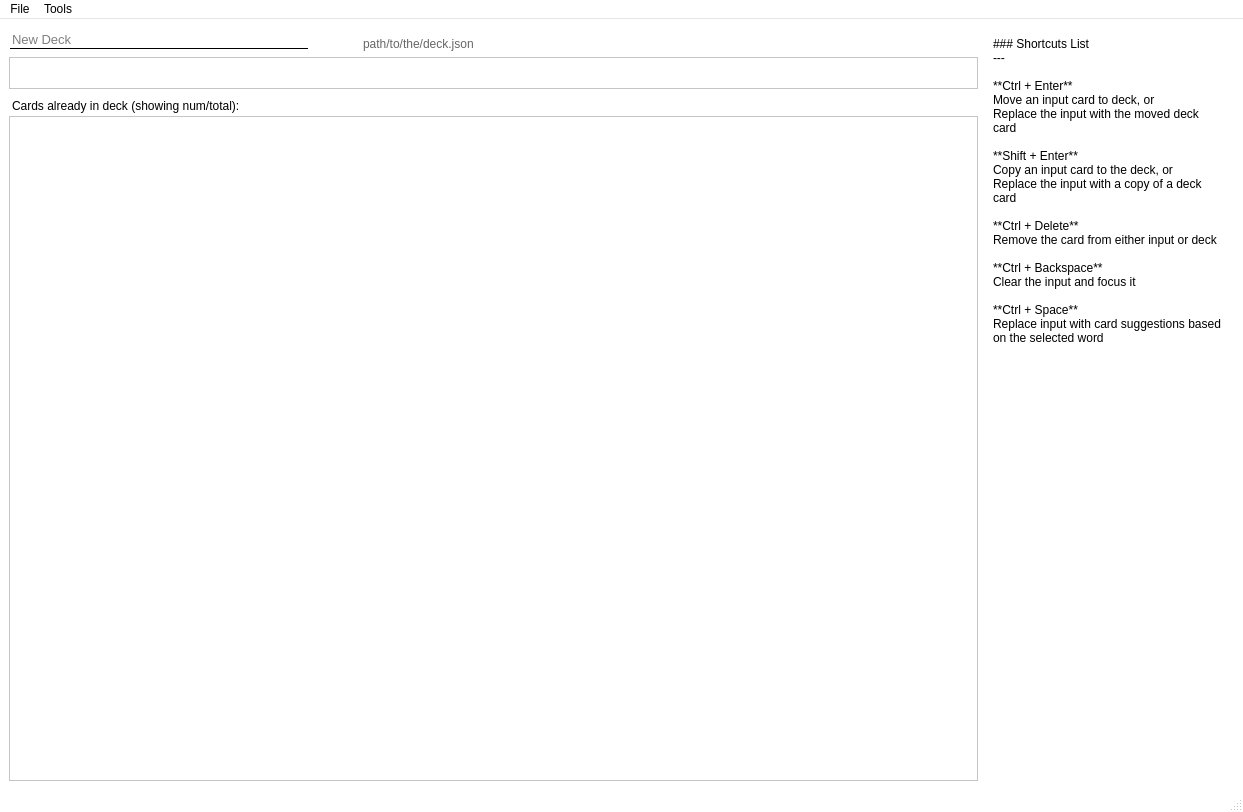
Qt form ui/main_window/main_window.ui (KrusnikViers/Lexicanum) before a commit.
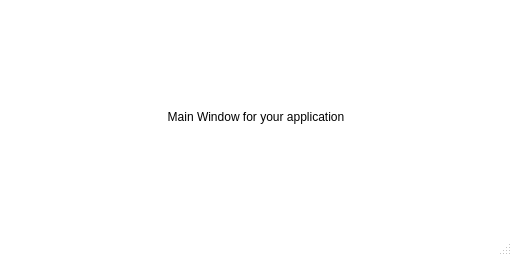
The same form after that commit.

```diff
--- a/ui/main_window/main_window.ui
+++ b/ui/main_window/main_window.ui
@@ -6,28 +6,19 @@
    <rect>
     <x>0</x>
     <y>0</y>
-    <width>1243</width>
-    <height>812</height>
+    <width>512</width>
+    <height>256</height>
    </rect>
   </property>
   <property name="minimumSize">
    <size>
-    <width>640</width>
-    <height>480</height>
+    <width>512</width>
+    <height>256</height>
    </size>
   </property>
   <property name="palette">
    <palette>
     <active>
-     <colorrole role="Base">
-      <brush brushstyle="SolidPattern">
-       <color alpha="255">
-        <red>255</red>
-        <green>255</green>
-        <blue>255</blue>
-       </color>
-      </brush>
-     </colorrole>
      <colorrole role="Window">
       <brush brushstyle="SolidPattern">
        <color alpha="255">
@@ -39,15 +30,6 @@
      </colorrole>
     </active>
     <inactive>
-     <colorrole role="Base">
-      <brush brushstyle="SolidPattern">
-       <color alpha="255">
-        <red>255</red>
-        <green>255</green>
-        <blue>255</blue>
-       </color>
-      </brush>
-     </colorrole>
      <colorrole role="Window">
       <brush brushstyle="SolidPattern">
        <color alpha="255">
@@ -80,304 +62,24 @@
     </disabled>
    </palette>
   </property>
-  <property name="autoFillBackground">
-   <bool>true</bool>
+  <property name="windowTitle">
+   <string>MainWindow</string>
   </property>
-  <widget class="QWidget" name="main_widget">
-   <layout class="QGridLayout" name="main_layout">
-    <item row="0" column="0">
-     <layout class="QHBoxLayout" name="_deck_info_layout">
-      <property name="spacing">
-       <number>15</number>
+  <widget class="QWidget" name="widget_main">
+   <layout class="QVBoxLayout" name="verticalLayout">
+    <item>
+     <widget class="QLabel" name="template_label">
+      <property name="text">
+       <string>Main Window for your application</string>
       </property>
-      <item>
-       <widget class="QLineEdit" name="deck_info_title_input">
-        <property name="sizePolicy">
-         <sizepolicy hsizetype="Fixed" vsizetype="Fixed">
-          <horstretch>0</horstretch>
-          <verstretch>0</verstretch>
-         </sizepolicy>
-        </property>
-        <property name="minimumSize">
-         <size>
-          <width>300</width>
-          <height>0</height>
-         </size>
-        </property>
-        <property name="font">
-         <font>
-          <pointsize>10</pointsize>
-         </font>
-        </property>
-        <property name="styleSheet">
-         <string notr="true">border-width: 1px;
-border-style: solid;
-border-color: white white black white ;</string>
-        </property>
-        <property name="frame">
-         <bool>false</bool>
-        </property>
-        <property name="placeholderText">
-         <string>New Deck</string>
-        </property>
-       </widget>
-      </item>
-      <item>
-       <widget class="QToolButton" name="deck_info_save_button">
-        <property name="text">
-         <string/>
-        </property>
-        <property name="autoRaise">
-         <bool>true</bool>
-        </property>
-       </widget>
-      </item>
-      <item>
-       <widget class="QLabel" name="deck_info_path_label">
-        <property name="styleSheet">
-         <string notr="true">color: #666</string>
-        </property>
-        <property name="text">
-         <string>path/to/the/deck.json</string>
-        </property>
-        <property name="alignment">
-         <set>Qt::AlignBottom|Qt::AlignLeading|Qt::AlignLeft</set>
-        </property>
-       </widget>
-      </item>
-      <item>
-       <spacer name="_spacer">
-        <property name="orientation">
-         <enum>Qt::Horizontal</enum>
-        </property>
-        <property name="sizeHint" stdset="0">
-         <size>
-          <width>34</width>
-          <height>20</height>
-         </size>
-        </property>
-       </spacer>
-      </item>
-      <item>
-       <widget class="QToolButton" name="deck_info_toggle_sidebar_button">
-        <property name="autoRaise">
-         <bool>true</bool>
-        </property>
-       </widget>
-      </item>
-     </layout>
-    </item>
-    <item row="1" column="0">
-     <layout class="QVBoxLayout" name="cards_table_view_layout">
-      <property name="spacing">
-       <number>0</number>
+      <property name="alignment">
+       <set>Qt::AlignmentFlag::AlignCenter</set>
       </property>
-      <item>
-       <widget class="QTableView" name="cards_table_input_placeholder">
-        <property name="sizePolicy">
-         <sizepolicy hsizetype="Expanding" vsizetype="Maximum">
-          <horstretch>0</horstretch>
-          <verstretch>1</verstretch>
-         </sizepolicy>
-        </property>
-        <property name="maximumSize">
-         <size>
-          <width>16777215</width>
-          <height>32</height>
-         </size>
-        </property>
-       </widget>
-      </item>
-      <item>
-       <widget class="QLabel" name="cards_table_deck_stats">
-        <property name="styleSheet">
-         <string notr="true">padding-top: 10px;
-padding-bottom: 3px;</string>
-        </property>
-        <property name="text">
-         <string>Cards already in deck (showing num/total):</string>
-        </property>
-       </widget>
-      </item>
-      <item>
-       <widget class="QTableView" name="cards_table_overview_placeholder">
-        <property name="sizePolicy">
-         <sizepolicy hsizetype="Expanding" vsizetype="MinimumExpanding">
-          <horstretch>0</horstretch>
-          <verstretch>0</verstretch>
-         </sizepolicy>
-        </property>
-        <property name="minimumSize">
-         <size>
-          <width>0</width>
-          <height>150</height>
-         </size>
-        </property>
-       </widget>
-      </item>
-     </layout>
-    </item>
-    <item row="0" column="1" rowspan="2">
-     <widget class="QWidget" name="sidebar_widget" native="true">
-      <property name="sizePolicy">
-       <sizepolicy hsizetype="Maximum" vsizetype="Preferred">
-        <horstretch>0</horstretch>
-        <verstretch>0</verstretch>
-       </sizepolicy>
-      </property>
-      <property name="maximumSize">
-       <size>
-        <width>250</width>
-        <height>16777215</height>
-       </size>
-      </property>
-      <layout class="QVBoxLayout" name="_sidebar_layout">
-       <item>
-        <widget class="QLabel" name="sidebar_shortcuts_label">
-         <property name="text">
-          <string>### Shortcuts List
----
-
-**Ctrl + Enter**  
-Move an input card to deck, or  
-Replace the input with the moved deck card
-
-**Shift + Enter**  
-Copy an input card to the deck, or  
-Replace the input with a copy of a deck card
-
-**Ctrl + Delete**   
-Remove the card from either input or deck
-
-**Ctrl + Backspace**  
-Clear the input and focus it
-
-**Ctrl + Space**  
-Replace input with card suggestions based on the selected word</string>
-         </property>
-         <property name="textFormat">
-          <enum>Qt::MarkdownText</enum>
-         </property>
-         <property name="alignment">
-          <set>Qt::AlignLeading|Qt::AlignLeft|Qt::AlignTop</set>
-         </property>
-         <property name="wordWrap">
-          <bool>true</bool>
-         </property>
-        </widget>
-       </item>
-      </layout>
      </widget>
     </item>
    </layout>
   </widget>
-  <widget class="QStatusBar" name="app_status_bar_placeholder"/>
-  <widget class="QMenuBar" name="_top_menu">
-   <property name="geometry">
-    <rect>
-     <x>0</x>
-     <y>0</y>
-     <width>1243</width>
-     <height>22</height>
-    </rect>
-   </property>
-   <widget class="QMenu" name="_top_menu_file">
-    <property name="title">
-     <string>File</string>
-    </property>
-    <addaction name="top_menu_file_new"/>
-    <addaction name="top_menu_file_open"/>
-    <addaction name="separator"/>
-    <addaction name="top_menu_file_save"/>
-    <addaction name="top_menu_file_save_as"/>
-    <addaction name="top_menu_file_export"/>
-   </widget>
-   <widget class="QMenu" name="_top_menu_tools">
-    <property name="title">
-     <string>Tools</string>
-    </property>
-    <addaction name="top_menu_tools_settings"/>
-    <addaction name="top_menu_tools_toggle_sidebar"/>
-    <addaction name="top_menu_tools_lookup_debugger"/>
-   </widget>
-   <addaction name="_top_menu_file"/>
-   <addaction name="_top_menu_tools"/>
-  </widget>
-  <action name="top_menu_file_save">
-   <property name="text">
-    <string>Save</string>
-   </property>
-   <property name="shortcut">
-    <string>Ctrl+S</string>
-   </property>
-  </action>
-  <action name="top_menu_file_save_as">
-   <property name="text">
-    <string>Save as...</string>
-   </property>
-   <property name="shortcut">
-    <string>Ctrl+Shift+S</string>
-   </property>
-  </action>
-  <action name="top_menu_file_open">
-   <property name="text">
-    <string>Open...</string>
-   </property>
-   <property name="shortcut">
-    <string>Ctrl+O</string>
-   </property>
-  </action>
-  <action name="top_menu_file_export">
-   <property name="text">
-    <string>Export to Anki...</string>
-   </property>
-   <property name="shortcut">
-    <string>Ctrl+E</string>
-   </property>
-  </action>
-  <action name="top_menu_file_new">
-   <property name="text">
-    <string>New deck...</string>
-   </property>
-   <property name="shortcut">
-    <string>Ctrl+N</string>
-   </property>
-  </action>
-  <action name="top_menu_tools_show_shortcuts">
-   <property name="text">
-    <string>Show shortcuts</string>
-   </property>
-  </action>
-  <action name="top_menu_tools_settings">
-   <property name="enabled">
-    <bool>false</bool>
-   </property>
-   <property name="text">
-    <string>Settings...</string>
-   </property>
-  </action>
-  <action name="top_menu_tools_toggle_sidebar">
-   <property name="checkable">
-    <bool>true</bool>
-   </property>
-   <property name="checked">
-    <bool>true</bool>
-   </property>
-   <property name="text">
-    <string>Show sidebar</string>
-   </property>
-   <property name="shortcut">
-    <string>Ctrl+T</string>
-   </property>
-  </action>
-  <action name="top_menu_tools_lookup_debugger">
-   <property name="text">
-    <string>Lookup debugging...</string>
-   </property>
-   <property name="shortcut">
-    <string>Ctrl+Shift+D</string>
-   </property>
-  </action>
+  <widget class="QStatusBar" name="status_bar"/>
  </widget>
  <resources/>
  <connections/>
```
